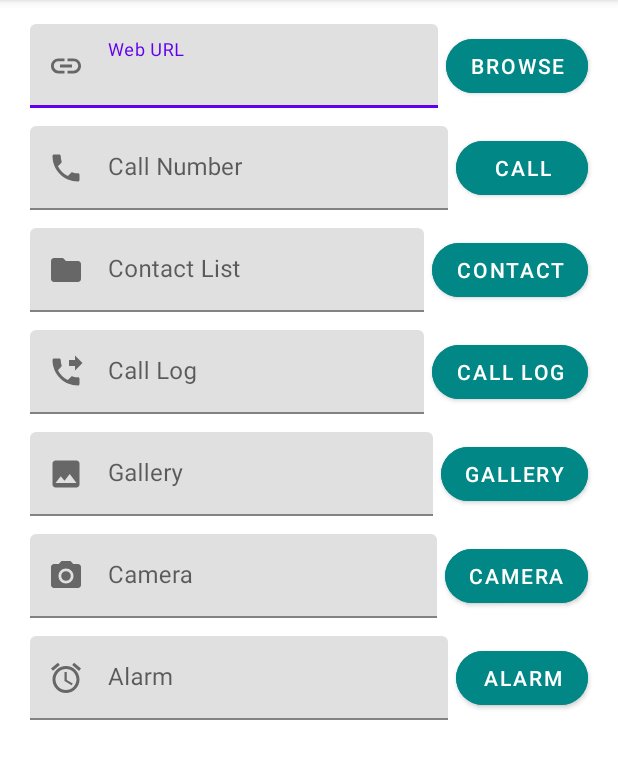
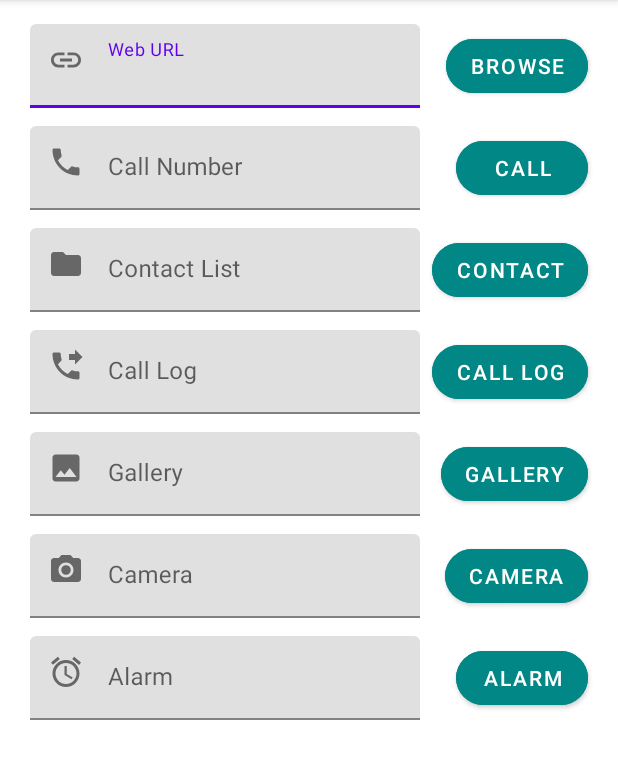
Before and after one commit to Vasoyakeval/MADPractical4_20012021071, an Android app: the screen it shows after launch (MainActivity), on a phone screen of 412 x 824 dp, the part 84-863 px from its top. Run offline under Robolectric (Android 15) with nearby library versions, the phone set to English and light mode, and no system bars.

Commit message:
Practical_4

```diff
--- a/app/src/main/res/layout/activity_main.xml
+++ b/app/src/main/res/layout/activity_main.xml
@@ -30,7 +30,7 @@
 
                 <com.google.android.material.textfield.TextInputEditText
                     android:id="@+id/txt_browse"
-                    android:layout_width="match_parent"
+                    android:layout_width="260dp"
                     android:layout_height="wrap_content" />
 
             </com.google.android.material.textfield.TextInputLayout>
@@ -63,7 +63,7 @@
 
                 <com.google.android.material.textfield.TextInputEditText
                     android:id="@+id/txt_call"
-                    android:layout_width="match_parent"
+                    android:layout_width="260dp"
                     android:layout_height="wrap_content"
                     android:inputType="phone" />
 
@@ -95,7 +95,7 @@
 
                 <com.google.android.material.textfield.TextInputEditText
                     android:id="@+id/txt_contact"
-                    android:layout_width="match_parent"
+                    android:layout_width="260dp"
                     android:layout_height="wrap_content" />
 
             </com.google.android.material.textfield.TextInputLayout>
@@ -126,7 +126,7 @@
 
                 <com.google.android.material.textfield.TextInputEditText
                     android:id="@+id/txt_call_log"
-                    android:layout_width="match_parent"
+                    android:layout_width="260dp"
                     android:layout_height="wrap_content" />
 
             </com.google.android.material.textfield.TextInputLayout>
@@ -157,7 +157,7 @@
 
                 <com.google.android.material.textfield.TextInputEditText
                     android:id="@+id/txt_gallery"
-                    android:layout_width="match_parent"
+                    android:layout_width="260dp"
                     android:layout_height="wrap_content" />
 
             </com.google.android.material.textfield.TextInputLayout>
@@ -187,7 +187,7 @@
                 app:startIconDrawable="@drawable/ic_baseline_photo_camera_24">
 
                 <com.google.android.material.textfield.TextInputEditText
-                    android:layout_width="match_parent"
+                    android:layout_width="260dp"
                     android:layout_height="wrap_content" />
 
             </com.google.android.material.textfield.TextInputLayout>
@@ -217,7 +217,7 @@
                 app:startIconDrawable="@drawable/ic_baseline_alarm_24">
 
                 <com.google.android.material.textfield.TextInputEditText
-                    android:layout_width="match_parent"
+                    android:layout_width="260dp"
                     android:id="@+id/txt_alarm"
                     android:layout_height="wrap_content" />
 
```
